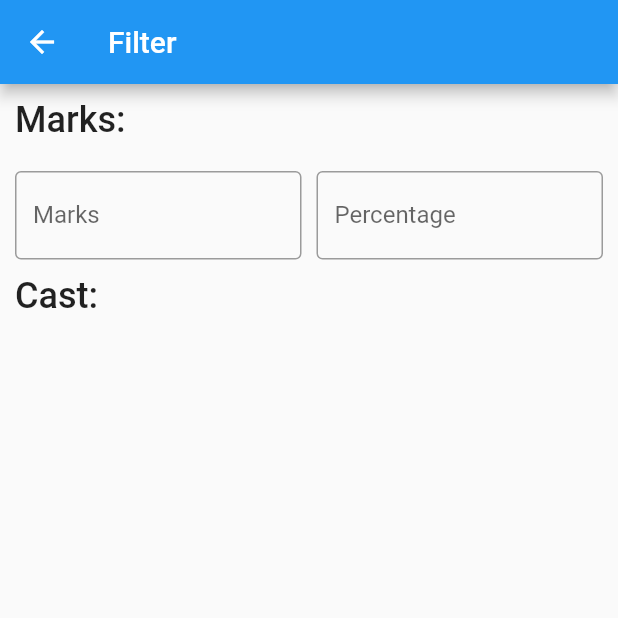
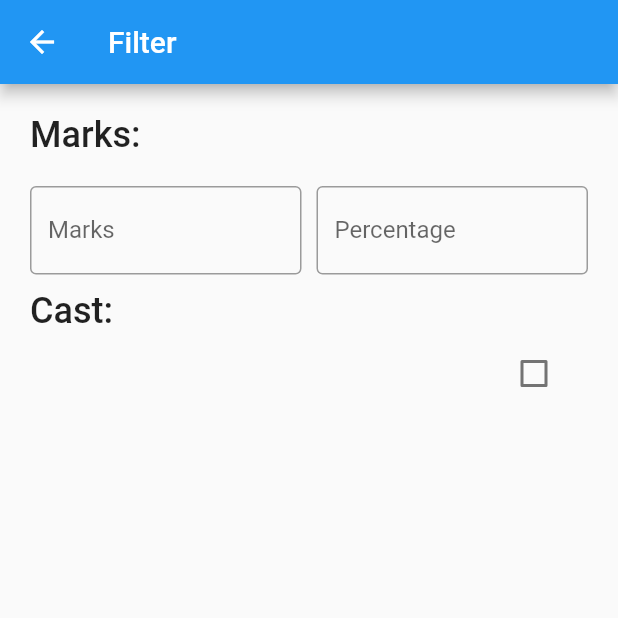
Before and after one commit to Avinash174/collage_recommandation, a Flutter app: the screen it shows after launch, item 2 of the bottom bar chosen, on a phone screen of 412 x 824 dp, the top half of it. Run offline on Flutter 3.47's test engine with Material 2 defaults, Android fonts, the phone set to English and light mode, and no system bars; our stand-ins replace lottie, remixicon.

Commit message:
New Changes Done

```diff
--- a/lib/screens/filter/filter.dart
+++ b/lib/screens/filter/filter.dart
@@ -8,6 +8,7 @@ class FilterScreen extends StatefulWidget {
 }
 
 class _FilterScreenState extends State<FilterScreen> {
+  bool value = false;
   @override
   Widget build(BuildContext context) {
     return Scaffold(
@@ -15,9 +16,9 @@ class _FilterScreenState extends State<FilterScreen> {
         title: Text('Filter'),
       ),
       body: Container(
-        height: 200,
+        height: 500,
         child: Padding(
-          padding: const EdgeInsets.all(10.0),
+          padding: const EdgeInsets.all(20.0),
           child: Column(
             crossAxisAlignment: CrossAxisAlignment.start,
             children: [
@@ -29,7 +30,7 @@ class _FilterScreenState extends State<FilterScreen> {
                 height: 20,
               ),
               Row(
-                mainAxisAlignment: MainAxisAlignment.spaceEvenly,
+
                 children: const <Widget>[
                   Expanded(
                     child: TextField(
@@ -58,7 +59,16 @@ class _FilterScreenState extends State<FilterScreen> {
                 'Cast:',
                 style: TextStyle(fontWeight: FontWeight.w500, fontSize: 24),
               ),
-
+             Container(
+               child:  CheckboxListTile(
+                 value: value,
+                 onChanged: (value) => setState(
+                       () {
+                     this.value = value!;
+                   },
+                 ),
+               ),
+             )
             ],
           ),
         ),
--- a/lib/screens/homepage/home.dart
+++ b/lib/screens/homepage/home.dart
@@ -75,10 +75,7 @@ class _HomePageState extends State<HomePage> {
   @override
   Widget build(BuildContext context) {
     return Scaffold(
-      appBar: AppBar(
-          title: Text('Home Page'),
-          leading: Icon(Icons.menu),
-      ),
+
       body: Container(
         child: Center(
           child: _widgetOptions.elementAt(_selectedIndex),
--- a/lib/screens/homepage/home/home1.dart
+++ b/lib/screens/homepage/home/home1.dart
@@ -14,6 +14,7 @@ class _HomePageOneState extends State<HomePageOne> {
     return Scaffold(
       appBar: AppBar(
         title: Text('Home Page'),
+        leading: Icon(Icons.menu),
       ),
       body: Column(
         mainAxisAlignment: MainAxisAlignment.center,
```
